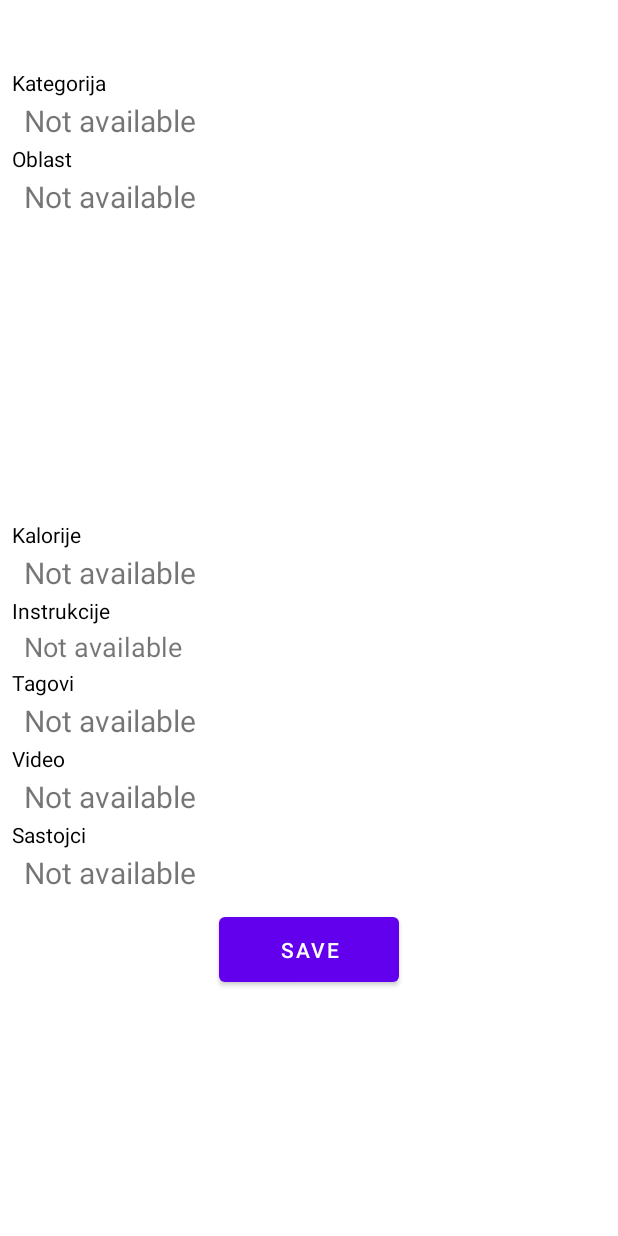
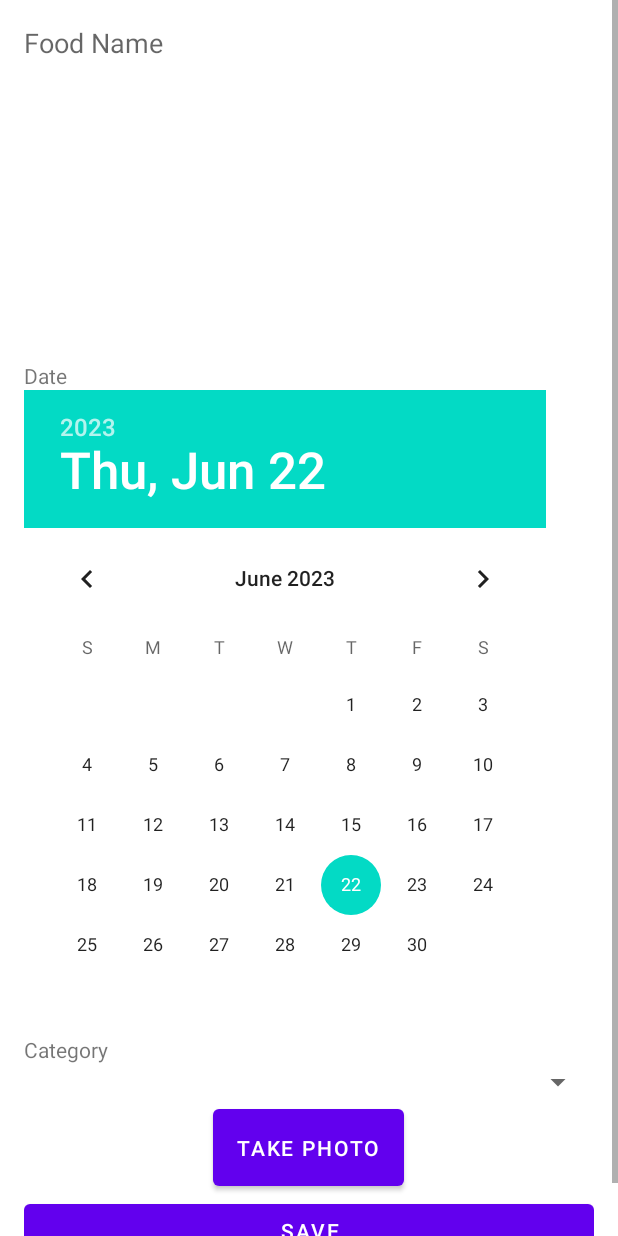
Before and after one commit to MJovanovic40/RMA-Nutrition-Tracker, an Android app: the FoodActivity screen opened directly, with no data from a screen before it, after a tap on "SAVE", on a phone screen of 412 x 824 dp. Run offline under Robolectric (Android 15) with nearby library versions, the phone set to English and light mode, and no system bars.

```diff
--- a/app/src/main/AndroidManifest.xml
+++ b/app/src/main/AndroidManifest.xml
@@ -28,6 +28,7 @@
         <activity android:name=".activities.homeActivity.HomeActivity"></activity>
         <activity android:name=".activities.categoryFood.CategoryFoodActivity"></activity>
         <activity android:name=".activities.foodActivity.FoodActivity"></activity>
+        <activity android:name=".activities.activitySaveFood.SaveFoodActivity"></activity>
     </application>
 
 </manifest>
--- /dev/null
+++ b/app/src/main/java/rs/raf/projekat_jun_nikola_gavrilovic_rn7822_milan_jovanovic_rn4020/activities/activitySaveFood/SaveFoodActivity.java
@@ -0,0 +1,112 @@
+package rs.raf.projekat_jun_nikola_gavrilovic_rn7822_milan_jovanovic_rn4020.activities.activitySaveFood;
+
+import android.app.Activity;
+import android.app.DatePickerDialog;
+import android.content.Intent;
+import android.graphics.Bitmap;
+import android.graphics.BitmapFactory;
+import android.os.Bundle;
+import android.provider.MediaStore;
+import android.text.TextUtils;
+import android.view.View;
+import android.widget.Button;
+import android.widget.DatePicker;
+import android.widget.ImageView;
+import android.widget.Spinner;
+import android.widget.Toast;
+
+import androidx.annotation.Nullable;
+import androidx.appcompat.app.AppCompatActivity;
+
+import java.io.ByteArrayOutputStream;
+import java.text.SimpleDateFormat;
+import java.util.Calendar;
+import java.util.Locale;
+
+import rs.raf.projekat_jun_nikola_gavrilovic_rn7822_milan_jovanovic_rn4020.R;
+
+public class SaveFoodActivity extends AppCompatActivity {
+
+    private static final int REQUEST_IMAGE_CAPTURE = 1;
+
+    private ImageView foodImageView;
+    private DatePicker datePicker;
+    private Spinner categorySpinner;
+    private Button cameraButton;
+    private Button saveButton;
+
+    private Bitmap foodImageBitmap;
+
+    @Override
+    protected void onCreate(Bundle savedInstanceState) {
+        super.onCreate(savedInstanceState);
+        setContentView(R.layout.activity_savefood);
+
+        foodImageView = findViewById(R.id.foodImageView);
+        datePicker = findViewById(R.id.datePicker);
+        categorySpinner = findViewById(R.id.categorySpinner);
+        cameraButton = findViewById(R.id.cameraButton);
+        saveButton = findViewById(R.id.saveButton);
+
+        cameraButton.setOnClickListener(new View.OnClickListener() {
+            @Override
+            public void onClick(View v) {
+                dispatchTakePictureIntent();
+            }
+        });
+
+        saveButton.setOnClickListener(new View.OnClickListener() {
+            @Override
+            public void onClick(View v) {
+                saveFood();
+            }
+        });
+    }
+
+    private void dispatchTakePictureIntent() {
+        Intent takePictureIntent = new Intent(MediaStore.ACTION_IMAGE_CAPTURE);
+        if (takePictureIntent.resolveActivity(getPackageManager()) != null) {
+            startActivityForResult(takePictureIntent, REQUEST_IMAGE_CAPTURE);
+        }
+    }
+
+    @Override
+    protected void onActivityResult(int requestCode, int resultCode, @Nullable Intent data) {
+        super.onActivityResult(requestCode, resultCode, data);
+        if (requestCode == REQUEST_IMAGE_CAPTURE && resultCode == Activity.RESULT_OK) {
+            Bundle extras = data.getExtras();
+            if (extras != null && extras.containsKey("data")) {
+                Bitmap imageBitmap = (Bitmap) extras.get("data");
+                foodImageView.setImageBitmap(imageBitmap);
+                foodImageBitmap = imageBitmap;
+            }
+        }
+    }
+
+    private void saveFood() {
+        if (foodImageBitmap == null) {
+            Toast.makeText(this, "Take a photo of the food", Toast.LENGTH_SHORT).show();
+            return;
+        }
+
+        String selectedDate = formatDate(datePicker.getYear(), datePicker.getMonth(), datePicker.getDayOfMonth());
+        String selectedCategory = categorySpinner.getSelectedItem().toString();
+
+        if (TextUtils.isEmpty(selectedCategory)) {
+            Toast.makeText(this, "Select a category", Toast.LENGTH_SHORT).show();
+            return;
+        }
+
+        // TODO implementirati cuvanje jela u bazu podataka
+
+        Toast.makeText(this, "Food saved successfully", Toast.LENGTH_SHORT).show();
+        finish();
+    }
+
+    private String formatDate(int year, int month, int day) {
+        Calendar calendar = Calendar.getInstance();
+        calendar.set(year, month, day);
+        SimpleDateFormat sdf = new SimpleDateFormat("yyyy-MM-dd", Locale.getDefault());
+        return sdf.format(calendar.getTime());
+    }
+}
--- a/app/src/main/java/rs/raf/projekat_jun_nikola_gavrilovic_rn7822_milan_jovanovic_rn4020/activities/foodActivity/FoodActivity.java
+++ b/app/src/main/java/rs/raf/projekat_jun_nikola_gavrilovic_rn7822_milan_jovanovic_rn4020/activities/foodActivity/FoodActivity.java
@@ -9,6 +9,7 @@ import android.widget.TextView;
 import androidx.appcompat.app.AppCompatActivity;
 
 import rs.raf.projekat_jun_nikola_gavrilovic_rn7822_milan_jovanovic_rn4020.R;
+import rs.raf.projekat_jun_nikola_gavrilovic_rn7822_milan_jovanovic_rn4020.activities.activitySaveFood.SaveFoodActivity;
 
 public class FoodActivity extends AppCompatActivity {
 
@@ -50,7 +51,11 @@ public class FoodActivity extends AppCompatActivity {
 
 
         saveButton.setOnClickListener(v -> {
-            // TODO: odradi saveButton akciju
+            Intent intentSave = new Intent(FoodActivity.this, SaveFoodActivity.class);
+            if(!(foodNameTextView.getText().equals(""))){
+                intentSave.putExtra("foodName", foodNameTextView.getText());
+            }
+            startActivity(intentSave);
         });
     }
 
--- /dev/null
+++ b/app/src/main/res/layout/activity_savefood.xml
@@ -0,0 +1,65 @@
+<ScrollView xmlns:android="http://schemas.android.com/apk/res/android"
+    android:layout_width="match_parent"
+    android:layout_height="match_parent">
+
+    <LinearLayout
+        android:layout_width="match_parent"
+        android:layout_height="wrap_content"
+        android:orientation="vertical"
+        android:padding="16dp">
+
+        <TextView
+            android:id="@+id/foodNameTextView"
+            android:layout_width="wrap_content"
+            android:layout_height="wrap_content"
+            android:textAppearance="?android:textAppearanceMedium"
+            android:text="Food Name" />
+
+        <ImageView
+            android:id="@+id/foodImageView"
+            android:layout_width="match_parent"
+            android:layout_height="200dp"
+            android:scaleType="centerCrop"
+            android:src="@null"
+            android:paddingTop="16dp"
+            android:paddingBottom="16dp" />
+
+        <TextView
+            android:id="@+id/dateTextView"
+            android:layout_width="wrap_content"
+            android:layout_height="wrap_content"
+            android:text="Date" />
+
+        <DatePicker
+            android:id="@+id/datePicker"
+            android:layout_width="match_parent"
+            android:layout_height="wrap_content" />
+
+        <TextView
+            android:id="@+id/categoryTextView"
+            android:layout_width="wrap_content"
+            android:layout_height="wrap_content"
+            android:text="Category" />
+
+        <Spinner
+            android:id="@+id/categorySpinner"
+            android:layout_width="match_parent"
+            android:layout_height="wrap_content" />
+
+        <Button
+            android:id="@+id/cameraButton"
+            android:layout_width="wrap_content"
+            android:layout_height="wrap_content"
+            android:text="Take Photo"
+            android:layout_gravity="center_horizontal"
+            android:paddingTop="16dp"
+            android:paddingBottom="16dp" />
+
+        <Button
+            android:id="@+id/saveButton"
+            android:layout_width="match_parent"
+            android:layout_height="wrap_content"
+            android:text="Save" />
+
+    </LinearLayout>
+</ScrollView>
```
